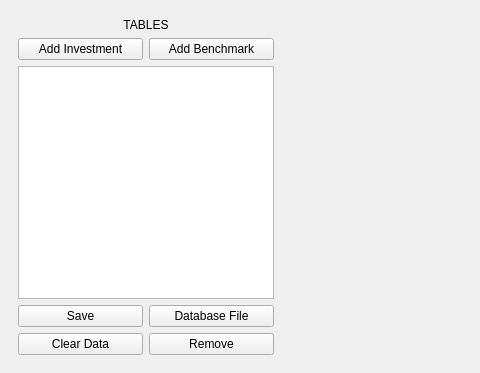
Qt form src/ui/main_window.ui (wwmm/viewprofit) before a commit; both pictures show x 0 to 480 and y 0 to 373 of the 745 by 373 pixel window.
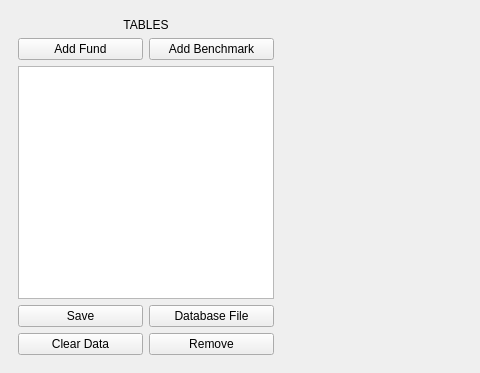
The same form after that commit.

What changed in the file:
```diff
--- a/src/ui/main_window.ui
+++ b/src/ui/main_window.ui
@@ -96,7 +96,7 @@
           </sizepolicy>
          </property>
          <property name="text">
-          <string>Add Investment</string>
+          <string>Add Fund</string>
          </property>
         </widget>
        </item>
```
Left out of the diff: 2 changed lines with no effect on the pictures.
